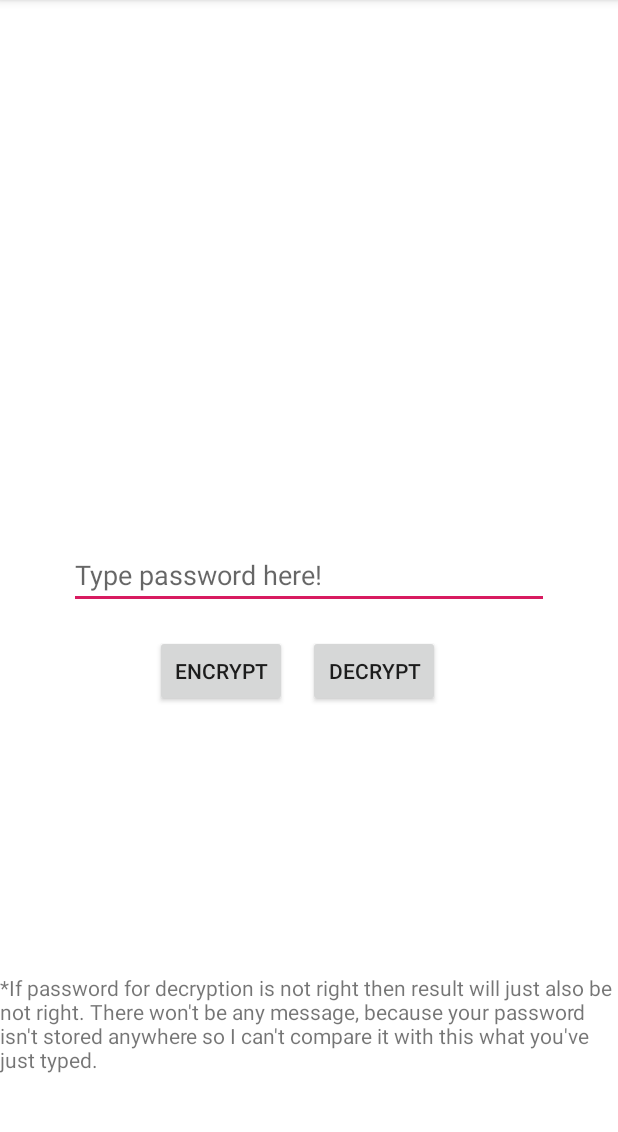
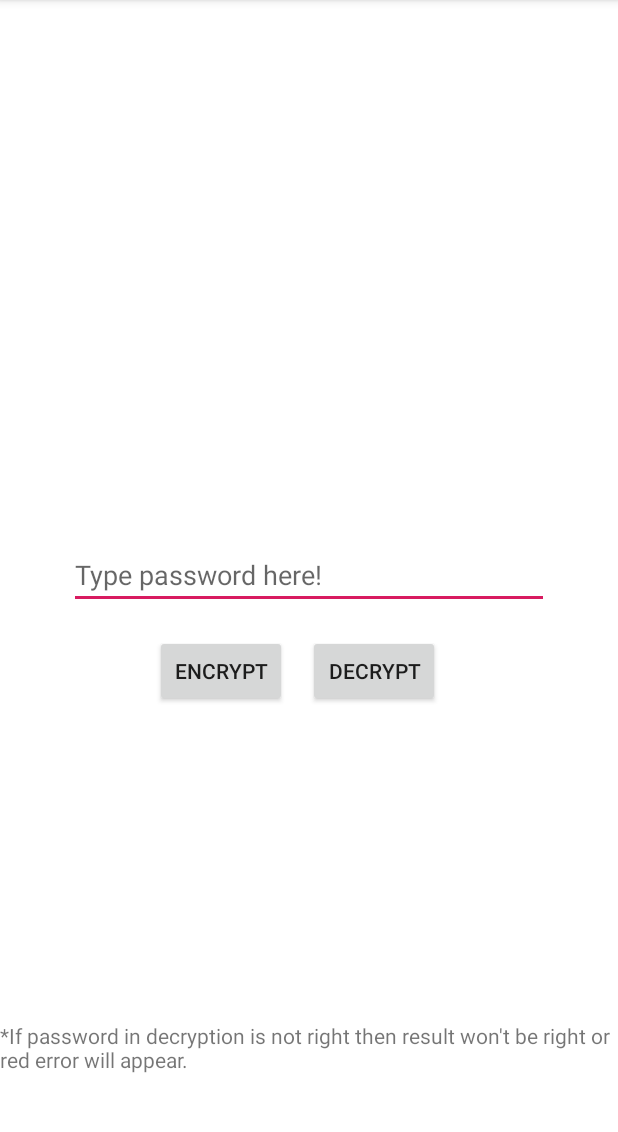
Before and after one commit to ikcilrep/safecrypt, an Android app: the screen it shows after launch (MainActivity), on a phone screen of 412 x 824 dp, the part 84-1216 px from its top. Run offline under Robolectric (Android 15) with nearby library versions, the phone set to English and light mode, and no system bars; libraries missing offline, so code that uses them is left out: org.bouncycastle.crypto.

Commit message:
Make error message red

```diff
--- a/app/src/main/java/com/example/safecrypt/EncryptionPanel.kt
+++ b/app/src/main/java/com/example/safecrypt/EncryptionPanel.kt
@@ -4,6 +4,7 @@ import android.annotation.SuppressLint
 import android.content.ClipData
 import android.content.ClipboardManager
 import android.content.Context
+import android.graphics.Color
 import android.os.Bundle
 import android.util.Base64
 import android.view.View
@@ -48,12 +49,14 @@ class EncryptionPanel : AppCompatActivity() {
             val (cipherText, iv) = bytes.take(bytes.size - 16).toByteArray().split()
             resultView.text = decrypt(cipherText.toLongArray(), key, iv, salt).decodeToString()
         } catch (e: Exception) {
-            resultView.text = "This message can't be decrypted."
+            resultView.text = "This message can't be decrypted using this password."
+            resultView.setTextColor(Color.parseColor("#ff0000"))
         }
     }
 
     @ExperimentalStdlibApi
     private fun doOperation() {
+        resultView.setTextColor(Color.parseColor("#ffffff"))
         if (currentOperation == Operation.ENCRYPT) {
             doEncryption()
         } else {
--- a/app/src/main/res/layout-v26/activity_main.xml
+++ b/app/src/main/res/layout-v26/activity_main.xml
@@ -50,7 +50,7 @@
         android:layout_width="wrap_content"
         android:layout_height="wrap_content"
         android:layout_marginBottom="52dp"
-        android:text="@string/if_password_for_decryption_is_not_right_then_result_will_just_also_be_not_right_there_won_t_be_any_message_because_your_password_isn_t_stored_anywhere_so_i_can_t_compare_it_with_this_what_you_ve_just_typed"
+        android:text="@string/password_warning"
         app:layout_constraintBottom_toBottomOf="parent"
         app:layout_constraintStart_toStartOf="parent" />
 
--- a/app/src/main/res/values/strings.xml
+++ b/app/src/main/res/values/strings.xml
@@ -9,6 +9,6 @@
     <string name="password">password</string>
     <string name="enter">Enter</string>
     <string name="type_password_here">Type password here!</string>
-    <string name="if_password_for_decryption_is_not_right_then_result_will_just_also_be_not_right_there_won_t_be_any_message_because_your_password_isn_t_stored_anywhere_so_i_can_t_compare_it_with_this_what_you_ve_just_typed">*If password for decryption is not right then result will just also be not right. There won\'t be any message, because your password isn\'t stored anywhere so I can\'t compare it with this what you\'ve just typed.</string>
+    <string name="password_warning">*If password in decryption is not right then result won\'t be right or red error will appear.</string>
     <string name="copy_to_clipboard">Copy to clipboard</string>
 </resources>
```
